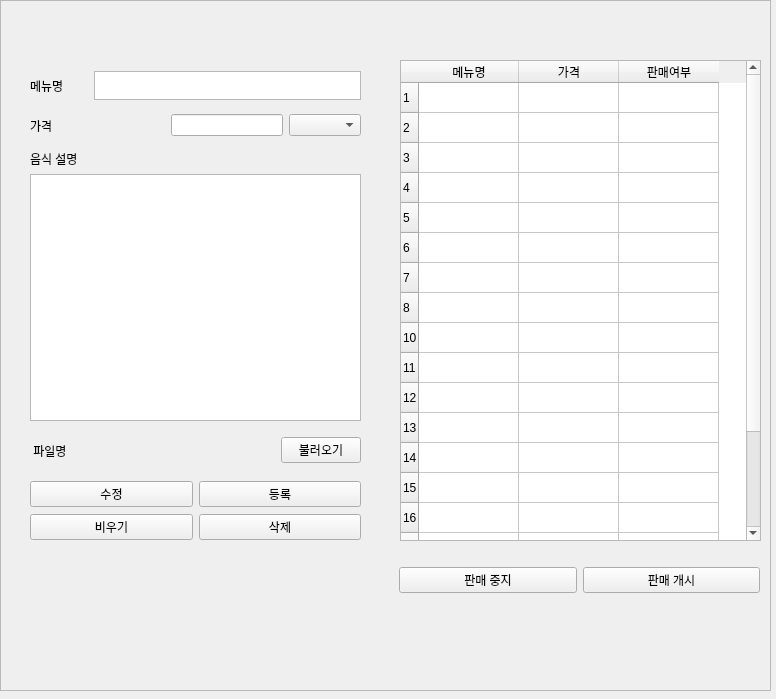
201110520/TableSetter_encore-final, file menu.ui: the form before one commit.
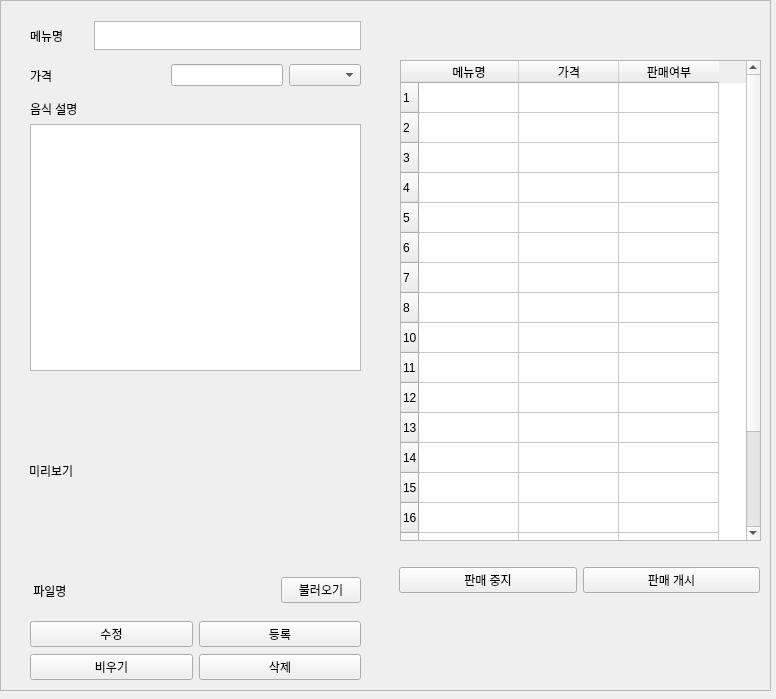
The form after the commit.

The edit to the form file:
```diff
--- a/menu.ui
+++ b/menu.ui
@@ -164,7 +164,7 @@
     <property name="geometry">
      <rect>
       <x>30</x>
-      <y>70</y>
+      <y>20</y>
       <width>331</width>
       <height>31</height>
      </rect>
@@ -199,7 +199,7 @@
     <property name="geometry">
      <rect>
       <x>30</x>
-      <y>110</y>
+      <y>60</y>
       <width>331</width>
       <height>31</height>
      </rect>
@@ -237,7 +237,7 @@
     <property name="geometry">
      <rect>
       <x>30</x>
-      <y>150</y>
+      <y>100</y>
       <width>331</width>
       <height>271</height>
      </rect>
@@ -259,7 +259,7 @@
     <property name="geometry">
      <rect>
       <x>30</x>
-      <y>430</y>
+      <y>570</y>
       <width>331</width>
       <height>41</height>
      </rect>
@@ -298,7 +298,7 @@
     <property name="geometry">
      <rect>
       <x>30</x>
-      <y>480</y>
+      <y>620</y>
       <width>331</width>
       <height>61</height>
      </rect>
@@ -360,6 +360,25 @@
      </item>
     </layout>
    </widget>
+   <widget class="QWidget" name="verticalLayoutWidget_2">
+    <property name="geometry">
+     <rect>
+      <x>29</x>
+      <y>380</y>
+      <width>331</width>
+      <height>181</height>
+     </rect>
+    </property>
+    <layout class="QVBoxLayout" name="verticalLayout_2">
+     <item>
+      <widget class="QLabel" name="label_5">
+       <property name="text">
+        <string>미리보기</string>
+       </property>
+      </widget>
+     </item>
+    </layout>
+   </widget>
   </widget>
  </widget>
  <resources/>
```
